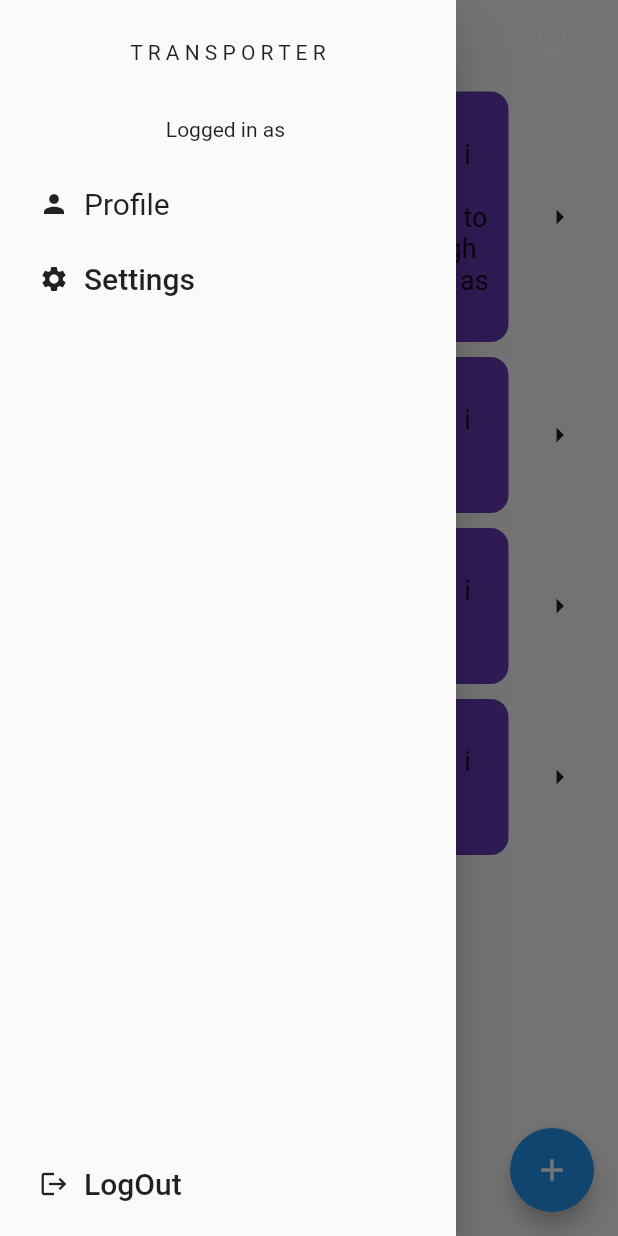
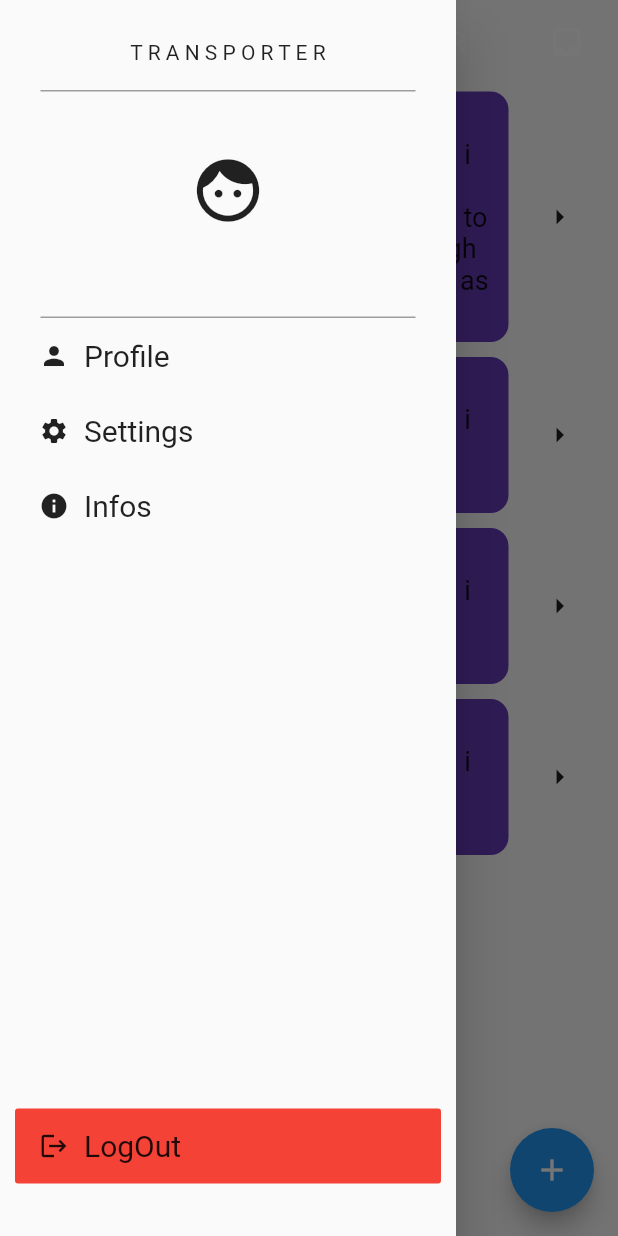
Before and after one commit to KamelDEL/social_transport, a Flutter app: the screen it shows once a user with an empty profile is signed in, with the side drawer open, on a phone screen of 412 x 824 dp. Run offline on Flutter 3.47's test engine with Material 2 defaults, Android fonts, the phone set to English and light mode, and no system bars; our stand-ins replace firebase_auth, firebase_core; accounts and stored records are empty; generated files the repository leaves out were written again.

Commit message:
feed added

```diff
--- /dev/null
+++ b/lib/components/break.dart
@@ -0,0 +1,15 @@
+import 'package:flutter/material.dart';
+class Break extends StatelessWidget {
+  const Break({super.key});
+
+  @override
+  Widget build(BuildContext context) {
+    return SizedBox(
+      height: 1,
+      width: 250,
+      child: Container(
+        color: Colors.grey,
+      )
+    );
+  }
+}
--- a/lib/components/drawer.dart
+++ b/lib/components/drawer.dart
@@ -1,5 +1,7 @@
 import 'package:firebase_auth/firebase_auth.dart';
 import 'package:flutter/material.dart';
+import 'package:social_transport/components/break.dart';
+import 'package:social_transport/components/drawer_button.dart';
 
 // ignore: must_be_immutable
 class MyDrawer extends StatelessWidget {
@@ -29,87 +31,48 @@ class MyDrawer extends StatelessWidget {
                       Text("T R A N S P O R T E R"),
                     ],
                   ),
+                  const Break(),
                   SizedBox(
-                      height: 1,
-                      width: 200,
-                      child: Container(
-                        color: Colors.white,
-                      )),
-                  SizedBox(
-                    height: 50,
-                    child: Row(
+                    height: 150,
+                    child: Column(
                       mainAxisAlignment: MainAxisAlignment.center,
+                      crossAxisAlignment: CrossAxisAlignment.center,
                       children: [
-                        Text("Logged in as ${current_user!.email}"),
-                      ],
-                    ),
-                  ),
-                  MaterialButton(
-                    onPressed: () {},
-                    height: 50,
-                    child: const Row(
-                      children: [
-                        Icon(
-                          Icons.person,
-                          size: 20,
-                        ),
-                        SizedBox(
-                          width: 10,
+                        const Icon(
+                          Icons.face,
+                          size: 50,
                         ),
                         Text(
-                          "Profile",
-                          style: TextStyle(
-                              fontSize: 20,
-                              fontStyle: FontStyle.normal,
-                              fontWeight: FontWeight.normal),
-                        ),
-                      ],
-                    ),
-                  ),
-                  MaterialButton(
-                    onPressed: () {},
-                    height: 50,
-                    child: const Row(
-                      children: [
-                        Icon(
-                          Icons.settings,
-                          size: 20,
-                        ),
-                        SizedBox(
-                          width: 10,
-                        ),
-                        Text(
-                          "Settings",
-                          style: TextStyle(
-                            fontSize: 20,
+                          "${current_user!.email}",
+                          style: const TextStyle(
+                            fontSize: 15,
                           ),
                         ),
                       ],
                     ),
                   ),
+                  const Break(),
+                  DrawButton(
+                    text: "Profile",
+                    icon: Icons.person,
+                    onPressed: (){},
+                    red: false
+                  ),
+                  DrawButton(
+                    text: "Settings",
+                    icon: Icons.settings,
+                    onPressed: (){},
+                    red: false
+                  ),
+                  DrawButton(
+                      text: "Infos", icon: Icons.info, onPressed: () {}, red : false),
                 ],
               ),
             ),
-            MaterialButton(
-              onPressed: signout,
-              height: 50,
-              child: const Row(
-                children: [
-                  Icon(
-                    Icons.logout,
-                    size: 20,
-                  ),
-                  SizedBox(
-                    width: 10,
-                  ),
-                  Text(
-                    "LogOut",
-                    style: TextStyle(
-                      fontSize: 20,
-                    ),
-                  ),
-                ],
-              ),
+            Padding(
+              padding: const EdgeInsets.only(bottom: 25),
+              child: DrawButton(
+                  text: "LogOut", icon: Icons.logout, onPressed: signout, red: true),
             ),
           ],
         ),
--- /dev/null
+++ b/lib/components/drawer_button.dart
@@ -0,0 +1,43 @@
+import 'package:flutter/material.dart';
+
+class DrawButton extends StatelessWidget {
+  final String text;
+  final IconData icon;
+  final VoidCallback onPressed;
+  final bool red;
+  const DrawButton({
+    super.key,
+    required this.text,
+    required this.icon,
+    required this.onPressed,
+    required this.red
+  });
+
+  @override
+  Widget build(BuildContext context) {
+    return MaterialButton(
+      elevation: 0,
+      color: red? Colors.red: Colors.transparent,
+      onPressed: onPressed,
+      height: 50,
+      child: Row(
+        children: [
+          Icon(
+            icon,
+            size: 20,
+          ),
+          const SizedBox(
+            width: 10,
+          ),
+          Text(
+            text,
+            style: const TextStyle(
+                fontSize: 20,
+                fontStyle: FontStyle.normal,
+                fontWeight: FontWeight.normal),
+          ),
+        ],
+      ),
+    );
+}
+}
--- a/lib/pages/add_transfer.dart
+++ b/lib/pages/add_transfer.dart
@@ -13,7 +13,8 @@ class AddTransfer extends StatelessWidget {
         backgroundColor: Colors.transparent,
         elevation: 0,
       ),
-      body: Padding(
+      body: SafeArea(
+        child: Padding(
           padding: const EdgeInsets.symmetric(horizontal: 20.0),
           child: Column(
             children: [
@@ -24,9 +25,22 @@ class AddTransfer extends StatelessWidget {
               MyTextField(
                 controller: description,
                 hintText: "describe your transfer",
-              obscureText: false
+                obscureText: false,
+              ),
+
+              MyTextField(
+                controller: description,
+                hintText: "From",
+                obscureText: false,
+              ),
+
+              MyTextField(
+                controller: description,
+                hintText: "To",
+                obscureText: false,
               ),
             ],
+          ),
         ),
       ),
     );
--- a/lib/pages/home.dart
+++ b/lib/pages/home.dart
@@ -23,6 +23,10 @@ class _HomeState extends State<Home> {
     );
   }
 
+  void openEndDrawer(){
+    Scaffold.of(context).openEndDrawer();
+  }
+
 // ignore: non_constant_identifier_names
 
   @override
@@ -31,7 +35,8 @@ class _HomeState extends State<Home> {
       appBar: AppBar(
         backgroundColor: Colors.transparent,
         elevation: 0,
-        title: const Row(
+        title: const Expanded(
+          child: Row(
             mainAxisAlignment: MainAxisAlignment.center,
             children:  [
               Icon(Icons.emoji_transportation),
@@ -40,16 +45,17 @@ class _HomeState extends State<Home> {
               )
             ],
           ),
+        ),
         actions: [
           Row(
             children: [
                   IconButton(
-                    onPressed: signout,
+                    onPressed: openEndDrawer,
                     icon: const Icon(
                       Icons.inbox,
                     ),
                   ),
-              const SizedBox(width: 20,)
+              const SizedBox(width: 10,)
             ],
           ),
         ],
@@ -57,6 +63,7 @@ class _HomeState extends State<Home> {
       drawer: Drawer(
         child: MyDrawer(),
       ),
+      endDrawer: const Drawer(),
       floatingActionButton: FloatingActionButton(onPressed: createNewTransfer,
         child: const Icon(Icons.add),
       ),
--- a/pubspec.yaml
+++ b/pubspec.yaml
@@ -37,6 +37,7 @@ dependencies:
   cupertino_icons: ^1.0.2
   firebase_core: ^2.15.0
   firebase_auth: ^4.7.1
+  cloud_firestore: ^4.8.3
 
 dev_dependencies:
   flutter_test:
```
Also changed, not shown: pubspec.lock, 1 other file. Lines whose indentation alone changed are shown as unchanged.
